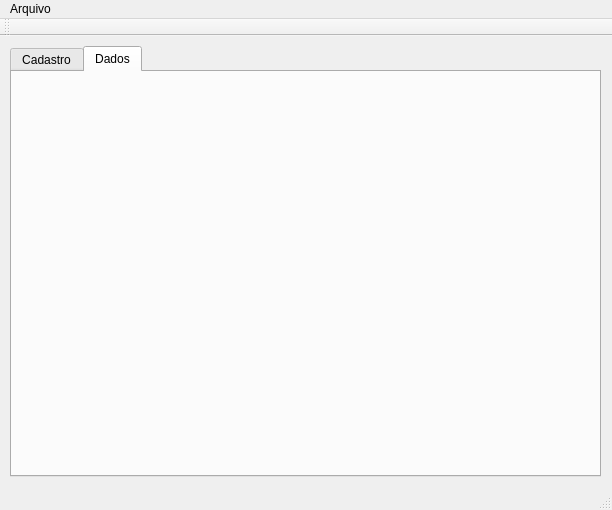
The window that projeto/mainwindow.ui (lacouth/tp_20192) describes before a commit, drawn with Qt 5.
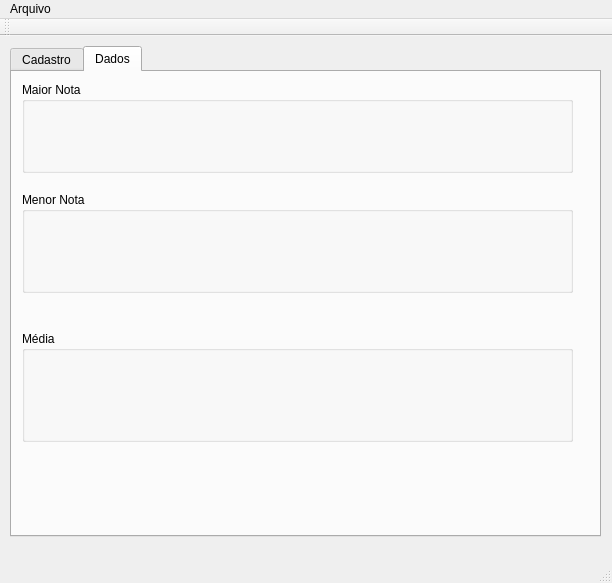
The same window after the commit. The open tabs and pages were chosen to show the change.

Patch:
```diff
--- a/projeto/mainwindow.ui
+++ b/projeto/mainwindow.ui
@@ -7,7 +7,7 @@
     <x>0</x>
     <y>0</y>
     <width>612</width>
-    <height>510</height>
+    <height>583</height>
    </rect>
   </property>
   <property name="windowTitle">
@@ -20,7 +20,7 @@
       <x>10</x>
       <y>10</y>
       <width>591</width>
-      <height>431</height>
+      <height>491</height>
      </rect>
     </property>
     <property name="currentIndex">
@@ -176,6 +176,84 @@
      <attribute name="title">
       <string>Dados</string>
      </attribute>
+     <widget class="QGroupBox" name="groupBox">
+      <property name="geometry">
+       <rect>
+        <x>10</x>
+        <y>10</y>
+        <width>551</width>
+        <height>91</height>
+       </rect>
+      </property>
+      <property name="title">
+       <string>Maior Nota</string>
+      </property>
+      <widget class="QLabel" name="maiorNota">
+       <property name="geometry">
+        <rect>
+         <x>220</x>
+         <y>30</y>
+         <width>111</width>
+         <height>61</height>
+        </rect>
+       </property>
+       <property name="text">
+        <string/>
+       </property>
+      </widget>
+     </widget>
+     <widget class="QGroupBox" name="groupBox_2">
+      <property name="geometry">
+       <rect>
+        <x>10</x>
+        <y>120</y>
+        <width>551</width>
+        <height>101</height>
+       </rect>
+      </property>
+      <property name="title">
+       <string>Menor Nota</string>
+      </property>
+      <widget class="QLabel" name="menorNota">
+       <property name="geometry">
+        <rect>
+         <x>191</x>
+         <y>29</y>
+         <width>111</width>
+         <height>61</height>
+        </rect>
+       </property>
+       <property name="text">
+        <string/>
+       </property>
+      </widget>
+     </widget>
+     <widget class="QGroupBox" name="groupBox_3">
+      <property name="geometry">
+       <rect>
+        <x>10</x>
+        <y>259</y>
+        <width>551</width>
+        <height>111</height>
+       </rect>
+      </property>
+      <property name="title">
+       <string>Média</string>
+      </property>
+      <widget class="QLabel" name="media">
+       <property name="geometry">
+        <rect>
+         <x>190</x>
+         <y>30</y>
+         <width>101</width>
+         <height>71</height>
+        </rect>
+       </property>
+       <property name="text">
+        <string/>
+       </property>
+      </widget>
+     </widget>
     </widget>
    </widget>
   </widget>
```
Left out of the diff: 15 changed lines with no effect on the pictures.
